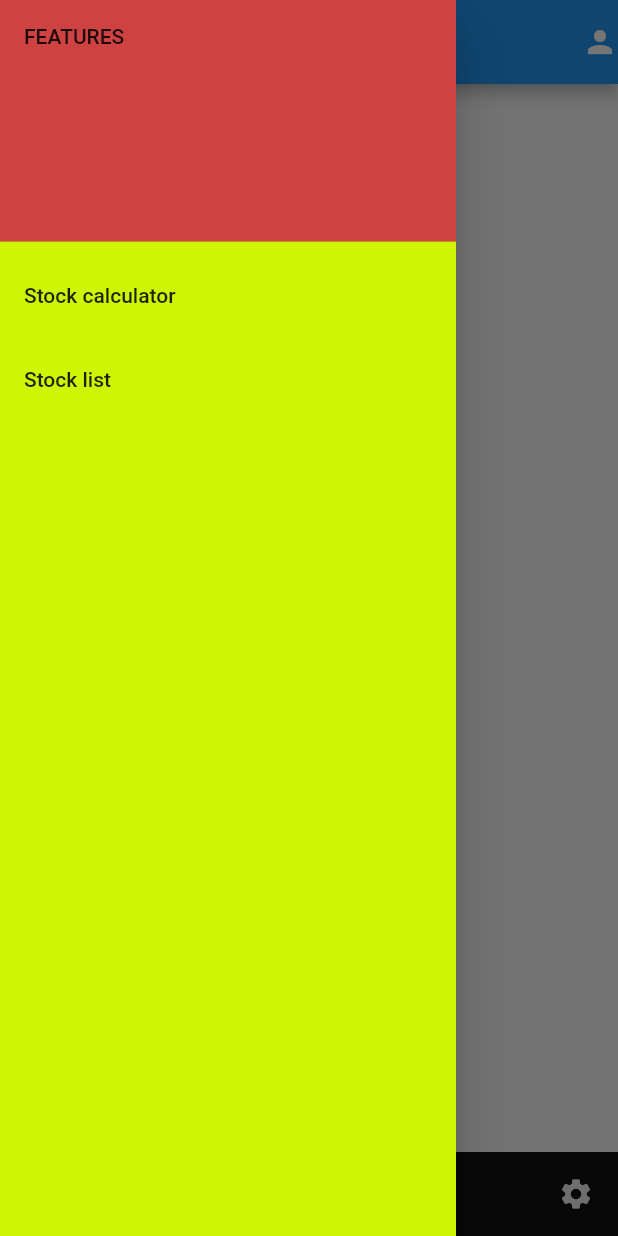
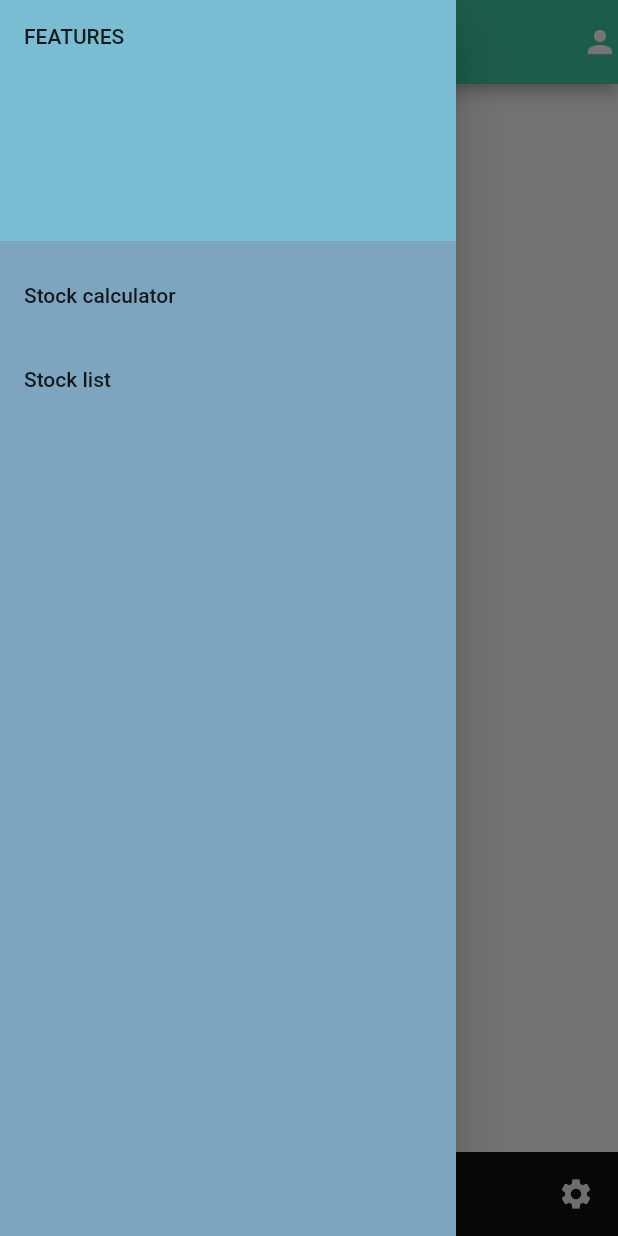
Before and after one commit to Anishsub599/Stonk-Watch, a Flutter app: the screen it shows after launch, with the side drawer open, on a phone screen of 412 x 824 dp. Run offline on Flutter 3.47's test engine with Material 2 defaults, Android fonts, the phone set to English and light mode, and no system bars; drawn by our look-alikes of google_nav_bar; our stand-ins replace syncfusion_flutter_charts.

Commit message:
i have changed again

```diff
--- a/lib/main.dart
+++ b/lib/main.dart
@@ -1,3 +1,24 @@
+// import 'package:endproject/pages/splashscreen.dart';
+// import 'package:flutter/material.dart';
+// import 'package:endproject/pages/homepage.dart';
+
+
+// void main() => runApp(Myapp());
+
+// class Myapp extends StatelessWidget {
+//   const Myapp({super.key});
+
+//   @override
+//   Widget build(BuildContext context) {
+//     return splashScreen();
+
+
+
+//   }
+// }
+// //Anish subedi
+
+
 import 'package:endproject/pages/splashscreen.dart';
 import 'package:flutter/material.dart';
 import 'package:endproject/pages/homepage.dart';
@@ -10,7 +31,10 @@ class Myapp extends StatelessWidget {
 
   @override
   Widget build(BuildContext context) {
-    return homepage();
+    return MaterialApp(
+      title: "Stonk Watch",
+      home: splashScreen(),
+    );
 
 
 
--- a/lib/pages/homepage.dart
+++ b/lib/pages/homepage.dart
@@ -3,7 +3,10 @@ import 'package:flutter/material.dart';
 import 'package:cupertino_icons/cupertino_icons.dart';
 import 'package:endproject/main.dart';
 import 'package:google_nav_bar/google_nav_bar.dart';
-
+import 'package:syncfusion_flutter_charts/charts.dart';
+import 'package:syncfusion_flutter_charts/sparkcharts.dart';
+import 'dart:async';
+import 'dart:math' as math;
 
 class homepage extends StatefulWidget {
   const homepage({super.key});
@@ -20,14 +23,14 @@ debugShowCheckedModeBanner: false,
 title: "STONK WATCH",
 home: Scaffold(
 
-  drawer: Drawer(backgroundColor: Color.fromARGB(255, 205, 245, 5),
+  drawer: Drawer(backgroundColor: Color.fromARGB(255, 126, 165, 192),
    child: ListView(
     // Important: Remove any padding from the ListView.
     padding: EdgeInsets.zero,
     children: [
       const DrawerHeader(
         decoration: BoxDecoration(
-          color: Color.fromARGB(255, 207, 66, 66),
+          color: Color.fromARGB(255, 122, 188, 210),
         ),
         child: Text('FEATURES'),
       ),
@@ -52,6 +55,7 @@ home: Scaffold(
 
   ),
   appBar: AppBar(
+    backgroundColor: Color.fromARGB(255, 61, 201, 161),
     title: Text('STONKWATCH'),
 actions: [
   Icon(Icons.person ),
@@ -84,13 +88,7 @@ text: 'setting',
   ],
 ),
 
-
 ),
-);
-
-
-
-
-
+    );
   }
 }
--- a/pubspec.yaml
+++ b/pubspec.yaml
@@ -40,7 +40,7 @@ dependencies:
 dev_dependencies:
   flutter_test:
     sdk: flutter
-
+  syncfusion_flutter_charts: ^20.4.52
   # The "flutter_lints" package below contains a set of recommended lints to
   # encourage good coding practices. The lint set provided by the package is
   # activated in the `analysis_options.yaml` file located at the root of your
```
Also changed, not shown: lib/pages/splashscreen.dart (+38 -1 lines), pubspec.lock.
